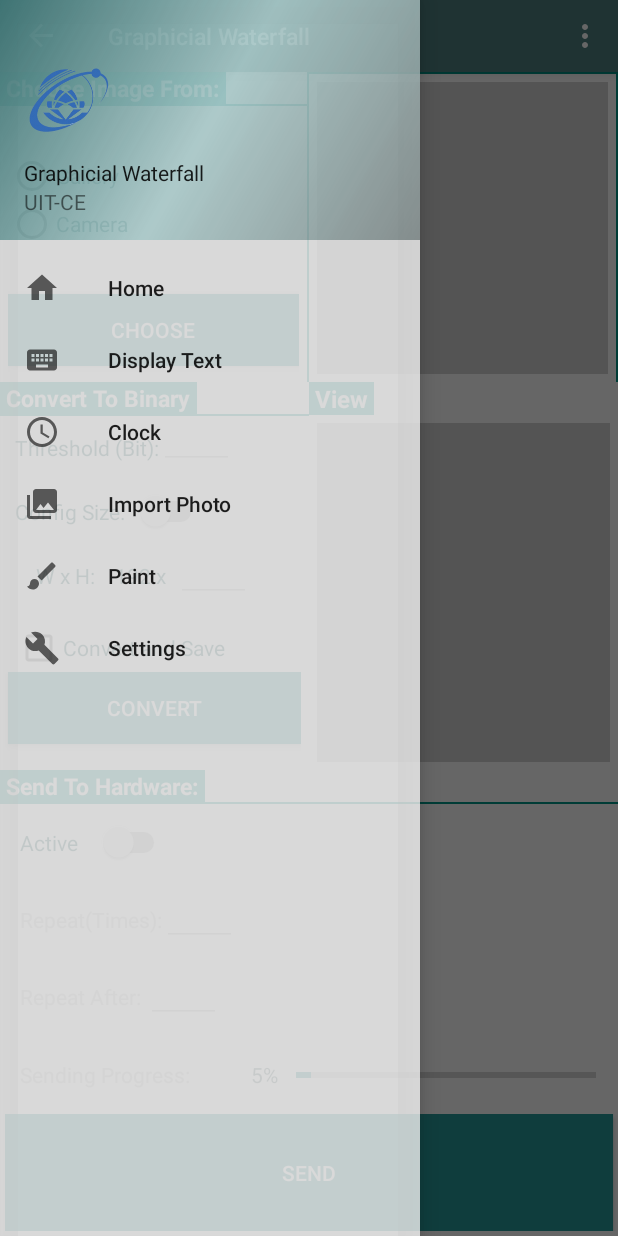
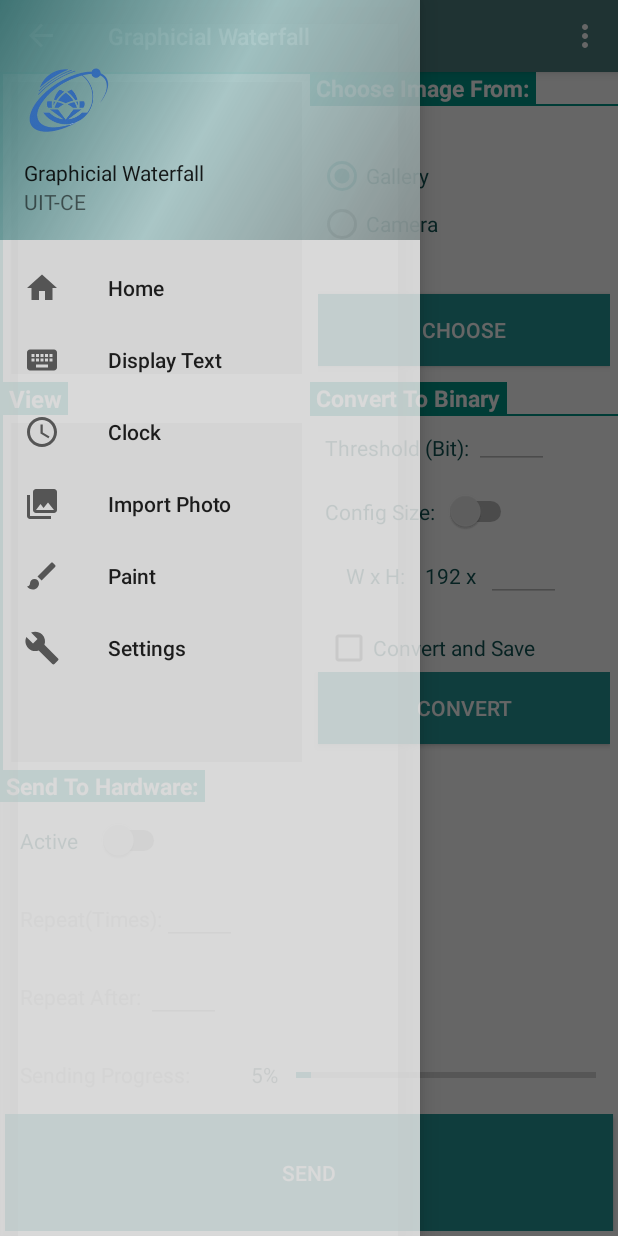
Before and after one commit to HuynhTanUIT/WaterfallAndroidProject, an Android app: the screen it shows after launch (MainActivity), with the side drawer open, on a phone screen of 412 x 824 dp. Run offline under Robolectric (Android 15) with nearby library versions, the phone set to English and light mode, and no system bars.

Commit message:
20:12 21/10/2016

```diff
--- a/app/src/main/java/com/example/tan_pc/navigationdraweractivity/HomeFragment.java
+++ b/app/src/main/java/com/example/tan_pc/navigationdraweractivity/HomeFragment.java
@@ -21,9 +21,14 @@ import android.view.inputmethod.InputMethodManager;
 import android.widget.AdapterView;
 import android.widget.ArrayAdapter;
 import android.widget.Button;
+import android.widget.CheckBox;
+import android.widget.EditText;
 import android.widget.GridView;
 import android.widget.ImageView;
 import android.widget.ListAdapter;
+import android.widget.ProgressBar;
+import android.widget.RadioButton;
+import android.widget.Switch;
 import android.widget.TextView;
 import android.widget.Toast;
 
@@ -49,20 +54,40 @@ import static android.app.Activity.RESULT_OK;
  */
 public class HomeFragment extends Fragment {
 
-    TextView txtColorHome;
-    TextView txtBinaryImageViewHome;
-    TextView txtPickImageFromHome;
-    TextView txtSaveSend;
-    TextView txtDatabaseHome;
+    TextView txtChooseImageFrom;
+    TextView txtConvertHome;
+    TextView txtThrehold;
+    TextView txtWxH;
+    TextView txt192x;
+
+    TextView txtView;
+    TextView txtSendToHardware;
+    TextView txtRepeatTimeHome;
+    TextView txtRepeatAfterHome;
+    TextView txtSendingProgressHome;
+    TextView txtpercentTextHome;
 
     ImageView imageViewColorImageHome;
     ImageView imageViewBinaryImageHome;
 
-    Button btnGalleryHome;
-    Button btnCameraHome;
-    Button btnSaveHome;
+    Button btnChooseHome;
     Button btnConvertHome;
     Button btnSendHome;
+
+    RadioButton radioGallery;
+    RadioButton radioCamera;
+
+    EditText edtThreholdHome;
+    EditText edtHeightHome;
+    EditText edtRepeatTimeHome;
+    EditText edtRepeatAfterHome;
+
+    Switch switchConfigSizeHome;
+    Switch switchActiveHome;
+
+    CheckBox checkboxConvertAndSaveHome;
+
+    ProgressBar progressBarHome;
 
     //GridView gridviewHome;
 
@@ -81,22 +106,24 @@ public class HomeFragment extends Fragment {
     public View onCreateView(LayoutInflater inflater, ViewGroup container,
                              Bundle savedInstanceState) {
         View v = inflater.inflate(R.layout.fragment_home, container, false);
-       // InitializeComponent(v);
+        InitializeComponent(v);
         return v;
     }
 
     private void InitializeComponent(View v) {
         try {
             ReflectAndListener(v);
-            btnGalleryHome.setOnClickListener(btnClickListener);
-            btnCameraHome.setOnClickListener(btnClickListener);
-            btnSaveHome.setOnClickListener(btnClickListener);
+            btnChooseHome.setOnClickListener(btnClickListener);
             btnConvertHome.setOnClickListener(btnClickListener);
             btnSendHome.setOnClickListener(btnClickListener);
+
+
+            radioGallery.setOnClickListener(btnClickListener);
+            radioCamera.setOnClickListener(btnClickListener);
             //gridviewHome.setOnItemClickListener(onItemClickListener);
             //gridviewHome.setCon
             //LoadImageToGridView();
-        }catch (Exception e){
+        } catch (Exception e) {
             ToastShow(e.getMessage().toString());
         }
     }
@@ -113,8 +140,8 @@ public class HomeFragment extends Fragment {
                     image.getBlob(4)
             ));
         }
-            GridAdapterHome apdaterHome = new GridAdapterHome(getContext(), R.layout.row, imageArray);
-            //gridviewHome.setAdapter(apdaterHome);
+//            GridAdapterHome apdaterHome = new GridAdapterHome(getContext(), R.layout.row, imageArray);
+//            gridviewHome.setAdapter(apdaterHome);
 
     }
 
@@ -133,9 +160,9 @@ public class HomeFragment extends Fragment {
         @Override
         public void onClick(View view) {
             switch (view.getId()) {
-                    case R.id.btnGalleryHome:
-                        ButtonGalleryClicked();
-                        break;
+//                    case R.id.btnGalleryHome:
+//                        ButtonGalleryClicked();
+//                        break;
                 case R.id.btnCameraHome:
                     ButtonCameraClicked();
                     break;
@@ -146,11 +173,28 @@ public class HomeFragment extends Fragment {
                     break;
                 case R.id.btnSendHome:
                     break;
+                case R.id.radioGallery:
+                    RadioGalleryClicked();
+                    break;
+                case R.id.radioCamera:
+                    RadioCameraClicked();
+                    break;
             }
 
 
         }
     };
+
+    private void RadioGalleryClicked() {
+        radioCamera.setChecked(false);
+        radioGallery.setChecked(true);
+    }
+
+    private void RadioCameraClicked() {
+        radioGallery.setChecked(false);
+        radioCamera.setChecked(true);
+    }
+
 
     public void ButtonSaveClicked() {
         try {
@@ -290,25 +334,45 @@ public class HomeFragment extends Fragment {
 
     private void ReflectAndListener(View v) {
         try {
-            txtColorHome = (TextView) v.findViewById(R.id.txtColorHome);
-            txtBinaryImageViewHome = (TextView) v.findViewById(R.id.txtBinaryImageViewHome);
-            txtPickImageFromHome = (TextView) v.findViewById(R.id.txtPickImageFromHome);
-            txtSaveSend = (TextView) v.findViewById(R.id.txtSaveSend);
-            txtDatabaseHome = (TextView) v.findViewById(R.id.txtDatabaseHome);
+            txtChooseImageFrom = (TextView) v.findViewById(R.id.txtChooseImageFrom);
+            txtThrehold = (TextView) v.findViewById(R.id.txtThrehold);
+            txtWxH = (TextView) v.findViewById(R.id.txtWxH);
+            txt192x = (TextView) v.findViewById(R.id.txt192x);
+            txtView = (TextView) v.findViewById(R.id.txtView);
+            txtSendToHardware = (TextView) v.findViewById(R.id.txtSendToHardware);
+            txtRepeatTimeHome = (TextView) v.findViewById(R.id.txtRepeatTimeHome);
+            txtRepeatAfterHome = (TextView) v.findViewById(R.id.txtRepeatAfterHome);
+            txtSendingProgressHome = (TextView) v.findViewById(R.id.txtSendingProgressHome);
+            txtpercentTextHome = (TextView) v.findViewById(R.id.txtpercentTextHome);
+            txtConvertHome = (TextView) v.findViewById(R.id.txtConvertHome);
 
             imageViewColorImageHome = (ImageView) v.findViewById(R.id.imageViewColorImageHome);
             imageViewBinaryImageHome = (ImageView) v.findViewById(R.id.imageViewBinaryImageHome);
 
-            btnGalleryHome = (Button) v.findViewById(R.id.btnGalleryHome);
-            btnCameraHome = (Button) v.findViewById(R.id.btnCameraHome);
-            btnSaveHome = (Button) v.findViewById(R.id.btnSaveHome);
+            btnChooseHome = (Button) v.findViewById(R.id.btnChooseHome);
             btnConvertHome = (Button) v.findViewById(R.id.btnConvertHome);
             btnSendHome = (Button) v.findViewById(R.id.btnSendHome);
+
+            radioGallery = (RadioButton) v.findViewById(R.id.radioGallery);
+            radioCamera = (RadioButton) v.findViewById(R.id.radioCamera);
+
+            edtThreholdHome = (EditText) v.findViewById(R.id.edtThreholdHome);
+            edtHeightHome = (EditText) v.findViewById(R.id.edtHeightHome);
+            edtRepeatTimeHome = (EditText) v.findViewById(R.id.edtRepeatTimeHome);
+            edtRepeatAfterHome = (EditText) v.findViewById(R.id.edtRepeatAfterHome);
+
+            switchConfigSizeHome = (Switch) v.findViewById(R.id.switchConfigSizeHome);
+            switchActiveHome = (Switch) v.findViewById(R.id.switchActiveHome);
+
+            checkboxConvertAndSaveHome = (CheckBox) v.findViewById(R.id.checkboxConvertAndSaveHome);
+
+            progressBarHome = (ProgressBar) v.findViewById(R.id.progressBarHome);
+
 
             // gridviewHome = (GridView) v.findViewById(R.id.gridviewHome);
 
             imageArray = new ArrayList<ImageSingelHome>();
-            //adapter=new ArrayAdapter<ImageSingelHome>(getContext(),R.layout.row,imageArray);
+            adapter = new ArrayAdapter<ImageSingelHome>(getContext(), R.layout.row, imageArray);
         } catch (Exception e) {
             ToastShow(e.getMessage().toString());
         }
@@ -327,7 +391,7 @@ public class HomeFragment extends Fragment {
             rootView.removeAllViews();
             rootView.addView(newview);
 //            //Restore Values
-//            InitializeComponent(newview);
+            InitializeComponent(newview);
 //            RecoverValuesComponent();
         } catch (Exception e) {
             ToastShow(e.getMessage().toString());
--- a/app/src/main/java/com/example/tan_pc/navigationdraweractivity/MainActivity.java
+++ b/app/src/main/java/com/example/tan_pc/navigationdraweractivity/MainActivity.java
@@ -62,15 +62,16 @@ public class MainActivity extends AppCompatActivity
         FragmentShow(2);
         FragmentShow(1);
         FragmentShow(5);
-        new Thread(new Runnable() {
-            @Override
-            public void run() {
-
-                Log.e("Show Hom: ", "Fragment 5");
-            }
-        });
         FragmentShow(0);
-        Log.e("Show Hom: ", "Fragment 0");
+//        new Thread(new Runnable() {
+//            @Override
+//            public void run() {
+//
+//                Log.e("Show Hom: ", "Fragment 5");
+//            }
+//        });
+//
+//        Log.e("Show Hom: ", "Fragment 0");
     }
 
     public void onWindowFocusChanged(boolean hasFocus) {
--- a/app/src/main/res/layout-land/fragment_home.xml
+++ b/app/src/main/res/layout-land/fragment_home.xml
@@ -1,11 +1,11 @@
 <?xml version="1.0" encoding="utf-8"?>
 <LinearLayout xmlns:android="http://schemas.android.com/apk/res/android"
     xmlns:app="http://schemas.android.com/apk/res-auto"
+    android:id="@+id/HomeLinearLayout"
     android:layout_width="fill_parent"
     android:layout_height="fill_parent"
     android:fitsSystemWindows="true"
     android:orientation="horizontal"
-    android:id="@+id/HomeLinearLayout"
     android:paddingLeft="0dp">
 
     <TextView
@@ -127,6 +127,7 @@
                             android:layout_width="wrap_content"
                             android:layout_height="wrap_content"
                             android:layout_marginTop="0dp"
+                            android:checked="true"
                             android:text="Gallery"
                             android:textColor="@color/colorPrimary" />
 
@@ -146,7 +147,7 @@
                     android:layout_weight="1">
 
                     <Button
-                        android:id="@+id/btnChoose"
+                        android:id="@+id/btnChooseHome"
                         android:layout_width="wrap_content"
                         android:layout_height="wrap_content"
                         android:layout_centerHorizontal="true"
@@ -202,6 +203,7 @@
                         android:layout_marginLeft="10dp"
                         android:text="Threshold (Bit):"
                         android:textColor="@color/colorPrimary" />
+
                     <EditText
                         android:layout_width="50dp"
                         android:layout_height="wrap_content"
@@ -220,10 +222,10 @@
                     android:layout_weight="1">
 
                     <Switch
+                        android:id="@+id/switchConfigSizeHome"
                         android:layout_width="wrap_content"
                         android:layout_height="wrap_content"
                         android:layout_gravity="center"
-android:id="@+id/switchConfigSizeHome"
                         android:layout_marginLeft="10dp"
                         android:text="Config Size:  "
                         android:textColor="@color/colorPrimary" />
@@ -267,7 +269,7 @@ android:id="@+id/switchConfigSizeHome"
                             android:textColor="@color/colorPrimary" />
 
                         <EditText
-                            android:id="@+id/edtHeighHome"
+                            android:id="@+id/edtHeightHome"
                             android:layout_width="50dp"
                             android:layout_height="wrap_content"
                             android:layout_centerVertical="true"
@@ -289,11 +291,11 @@ android:id="@+id/switchConfigSizeHome"
                     android:layout_weight="1">
 
                     <CheckBox
+                        android:id="@+id/checkboxConvertAndSaveHome"
                         android:layout_width="wrap_content"
                         android:layout_height="wrap_content"
                         android:layout_gravity="bottom"
                         android:layout_marginLeft="10dp"
-android:id="@+id/checkboxConvertAndSaveHome"
                         android:text="Convert and Save"
                         android:textColor="@color/colorPrimary" />
                 </LinearLayout>
--- a/app/src/main/res/layout/fragment_home.xml
+++ b/app/src/main/res/layout/fragment_home.xml
@@ -5,7 +5,6 @@
     android:layout_width="fill_parent"
     android:layout_height="fill_parent"
     android:fitsSystemWindows="true"
-
     android:orientation="vertical"
     android:paddingLeft="0dp">
 
@@ -14,6 +13,38 @@
         android:layout_height="0dp"
         android:layout_weight="1"
         android:orientation="horizontal">
+
+        <TextView
+            android:layout_width="2dp"
+            android:layout_height="match_parent"
+            android:background="#009688" />
+
+        <LinearLayout
+            android:layout_width="0dp"
+            android:layout_height="match_parent"
+            android:layout_weight="1"
+            android:orientation="vertical">
+
+            <TextView
+                android:layout_width="match_parent"
+                android:layout_height="1dp"
+                android:background="#009688" />
+
+            <LinearLayout
+                android:layout_width="match_parent"
+                android:layout_height="match_parent"
+                android:padding="5dp">
+
+                <ImageView
+                    android:id="@+id/imageViewColorImageHome"
+                    android:layout_width="match_parent"
+                    android:layout_height="match_parent"
+                    android:background="@color/disable"
+                    android:scaleType="centerInside" />
+            </LinearLayout>
+
+        </LinearLayout>
+
 
         <LinearLayout
             android:layout_width="0dp"
@@ -60,6 +91,7 @@
                             android:id="@+id/radioGallery"
                             android:layout_width="wrap_content"
                             android:layout_height="wrap_content"
+                            android:checked="true"
                             android:text="Gallery"
                             android:textColor="@color/colorPrimary" />
 
@@ -78,7 +110,7 @@
                     android:layout_weight="2">
 
                     <Button
-                        android:id="@+id/btnChoose"
+                        android:id="@+id/btnChooseHome"
                         android:layout_width="match_parent"
                         android:layout_height="wrap_content"
                         android:layout_gravity="center"
@@ -89,8 +121,17 @@
             </LinearLayout>
         </LinearLayout>
 
+
+    </LinearLayout>
+
+    <LinearLayout
+        android:layout_width="match_parent"
+        android:layout_height="0dp"
+        android:layout_weight="1.25"
+        android:orientation="horizontal">
+
         <TextView
-            android:layout_width="1dp"
+            android:layout_width="2dp"
             android:layout_height="match_parent"
             android:background="#009688" />
 
@@ -101,17 +142,26 @@
             android:orientation="vertical">
 
             <TextView
-                android:layout_width="match_parent"
-                android:layout_height="1dp"
-                android:background="#009688" />
+                android:id="@+id/txtView"
+                android:layout_width="wrap_content"
+                android:layout_height="wrap_content"
+                android:background="#009688"
+                android:paddingLeft="4dp"
+                android:paddingRight="4dp"
+                android:text="View"
+                android:textColor="#ffffff"
+                android:textSize="16sp"
+                android:textStyle="bold" />
+
 
             <LinearLayout
                 android:layout_width="match_parent"
                 android:layout_height="match_parent"
+                android:orientation="vertical"
                 android:padding="5dp">
 
                 <ImageView
-                    android:id="@+id/imageViewColorImageHome"
+                    android:id="@+id/imageViewBinaryImageHome"
                     android:layout_width="match_parent"
                     android:layout_height="match_parent"
                     android:background="@color/disable"
@@ -119,18 +169,6 @@
             </LinearLayout>
 
         </LinearLayout>
-
-        <TextView
-            android:layout_width="1dp"
-            android:layout_height="match_parent"
-            android:background="#009688" />
-    </LinearLayout>
-
-    <LinearLayout
-        android:layout_width="match_parent"
-        android:layout_height="0dp"
-        android:layout_weight="1.25"
-        android:orientation="horizontal">
 
         <LinearLayout
             android:layout_width="0dp"
@@ -173,7 +211,7 @@
                         android:layout_height="wrap_content"
                         android:layout_gravity="center"
                         android:layout_marginLeft="10dp"
-                        android:text="Threshold (Bit):"
+                        android:text="Threshold (Bit): "
                         android:textColor="@color/colorPrimary" />
 
                     <EditText
@@ -242,7 +280,7 @@
                             android:textColor="@color/colorPrimary" />
 
                         <EditText
-                            android:id="@+id/edtHeighHome"
+                            android:id="@+id/edtHeightHome"
                             android:layout_width="50dp"
                             android:layout_height="wrap_content"
                             android:layout_centerVertical="true"
@@ -296,40 +334,6 @@
 
         </LinearLayout>
 
-        <LinearLayout
-            android:layout_width="0dp"
-            android:layout_height="match_parent"
-            android:layout_weight="1"
-            android:orientation="vertical">
-
-            <TextView
-                android:id="@+id/txtView"
-                android:layout_width="wrap_content"
-                android:layout_height="wrap_content"
-                android:background="#009688"
-                android:paddingLeft="4dp"
-                android:paddingRight="4dp"
-                android:text="View"
-                android:textColor="#ffffff"
-                android:textSize="16sp"
-                android:textStyle="bold" />
-
-
-            <LinearLayout
-                android:layout_width="match_parent"
-                android:layout_height="match_parent"
-                android:padding="5dp">
-
-                <ImageView
-                    android:id="@+id/imageViewBinaryImageHome"
-                    android:layout_width="match_parent"
-                    android:layout_height="match_parent"
-                    android:background="@color/disable"
-                    android:scaleType="centerInside" />
-            </LinearLayout>
-
-        </LinearLayout>
-
     </LinearLayout>
 
     <LinearLayout
@@ -357,10 +361,6 @@
                 android:textSize="15sp"
                 android:textStyle="bold" />
 
-            <TextView
-                android:layout_width="match_parent"
-                android:layout_height="1dp"
-                android:background="#009688" />
 
             <LinearLayout
                 android:layout_width="match_parent"
@@ -507,4 +507,5 @@
             </LinearLayout>
         </LinearLayout>
     </LinearLayout>
+
 </LinearLayout>
```
Also changed, not shown: app/src/main/java/com/example/tan_pc/navigationdraweractivity/DisplayTextFragment.java (+26 -30 lines), 2 other files. Lines whose indentation alone changed are shown as unchanged.
